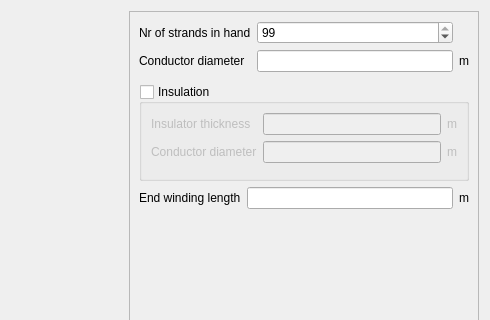
First picture: the form in pyleecan/GUI/Dialog/DMachineSetup/SWindCond/PCondType12/PCondType12.ui, repository Eomys/pyleecan, before the edit; both pictures show x 699 to 1189 and y 0 to 320 of the 1189 by 672 pixel window.
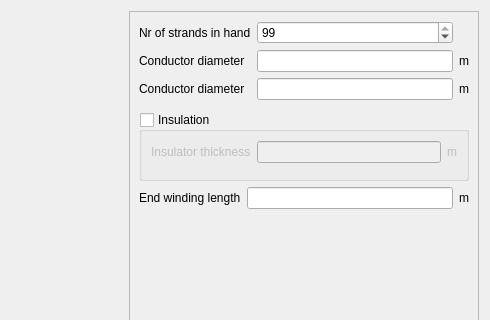
Second picture: the form after the edit. Icons and pictures are not drawn. Custom widgets are drawn as their Qt base class.

Commit message: [CO] improving tooltips + require conductor diameter when multiple strands

Diff of the .ui file:
```diff
--- a/pyleecan/GUI/Dialog/DMachineSetup/SWindCond/PCondType12/PCondType12.ui
+++ b/pyleecan/GUI/Dialog/DMachineSetup/SWindCond/PCondType12/PCondType12.ui
@@ -70,7 +70,7 @@
       </property>
       <layout class="QVBoxLayout" name="verticalLayout">
        <item>
-        <layout class="QGridLayout" name="gridLayout_2">
+        <layout class="QGridLayout" name="gridLayout">
          <item row="0" column="0">
           <widget class="QLabel" name="in_Nwpc1">
            <property name="minimumSize">
@@ -139,6 +139,48 @@
            </property>
           </widget>
          </item>
+         <item row="2" column="0">
+          <widget class="QLabel" name="in_Wins_cond">
+           <property name="minimumSize">
+            <size>
+             <width>90</width>
+             <height>0</height>
+            </size>
+           </property>
+           <property name="text">
+            <string>Conductor diameter</string>
+           </property>
+          </widget>
+         </item>
+         <item row="2" column="1">
+          <widget class="FloatEdit" name="lf_Wins_cond">
+           <property name="minimumSize">
+            <size>
+             <width>50</width>
+             <height>0</height>
+            </size>
+           </property>
+           <property name="maximumSize">
+            <size>
+             <width>16777215</width>
+             <height>16777215</height>
+            </size>
+           </property>
+          </widget>
+         </item>
+         <item row="2" column="2">
+          <widget class="QLabel" name="unit_Wins_cond">
+           <property name="minimumSize">
+            <size>
+             <width>0</width>
+             <height>0</height>
+            </size>
+           </property>
+           <property name="text">
+            <string>m</string>
+           </property>
+          </widget>
+         </item>
         </layout>
        </item>
        <item>
@@ -162,7 +204,7 @@
          <property name="checked">
           <bool>false</bool>
          </property>
-         <layout class="QGridLayout" name="gridLayout">
+         <layout class="QGridLayout" name="gridLayout_2">
           <item row="0" column="0">
            <widget class="QLabel" name="in_Wins_wire">
             <property name="minimumSize">
@@ -199,50 +241,8 @@
             </property>
            </widget>
           </item>
-          <item row="1" column="0">
-           <widget class="QLabel" name="in_Wins_cond">
-            <property name="minimumSize">
-             <size>
-              <width>90</width>
-              <height>0</height>
-             </size>
-            </property>
-            <property name="text">
-             <string>Conductor diameter</string>
-            </property>
-           </widget>
-          </item>
-          <item row="1" column="1">
-           <widget class="FloatEdit" name="lf_Wins_cond">
-            <property name="minimumSize">
-             <size>
-              <width>50</width>
-              <height>0</height>
-             </size>
-            </property>
-            <property name="maximumSize">
-             <size>
-              <width>16777215</width>
-              <height>16777215</height>
-             </size>
-            </property>
-           </widget>
-          </item>
-          <item row="1" column="2">
-           <widget class="QLabel" name="unit_Wins_cond">
-            <property name="minimumSize">
-             <size>
-              <width>0</width>
-              <height>0</height>
-             </size>
-            </property>
-            <property name="text">
-             <string>m</string>
-            </property>
-           </widget>
-          </item>
-          <item row="2" column="0" colspan="3">
-           <widget class="WMatSelect" name="w_mat_1" native="true">
+          <item row="1" column="0" colspan="3">
+           <widget class="WMatSelectV" name="w_mat_1" native="true">
             <property name="minimumSize">
              <size>
               <width>100</width>
@@ -341,12 +341,6 @@
   </layout>
  </widget>
  <customwidgets>
-  <customwidget>
-   <class>WMatSelect</class>
-   <extends>QWidget</extends>
-   <header>......GUI.Dialog.DMatLib.WMatSelect.WMatSelect.h</header>
-   <container>1</container>
-  </customwidget>
   <customwidget>
    <class>FloatEdit</class>
    <extends>QLineEdit</extends>
```
The commit also changes 13 other files.
